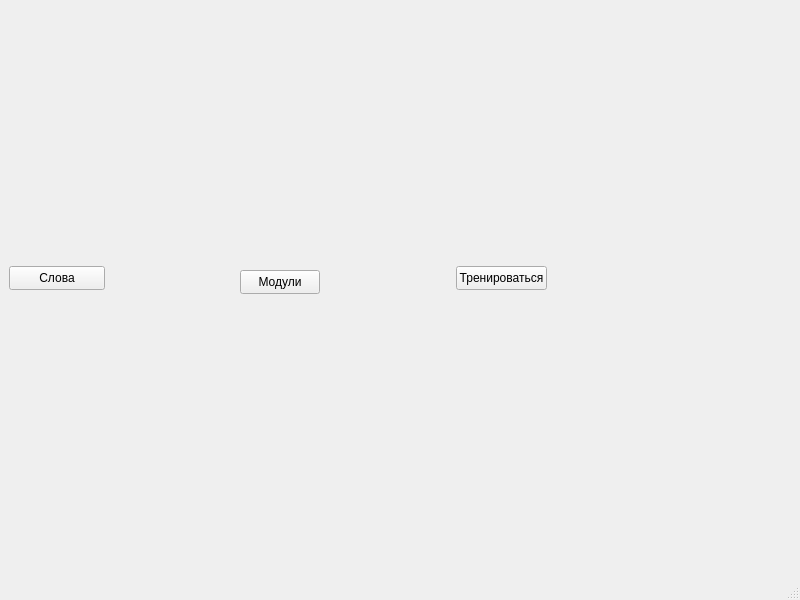
reborn-type/Simple-English-learning-APP, file mainwindow.ui: the form before one commit.
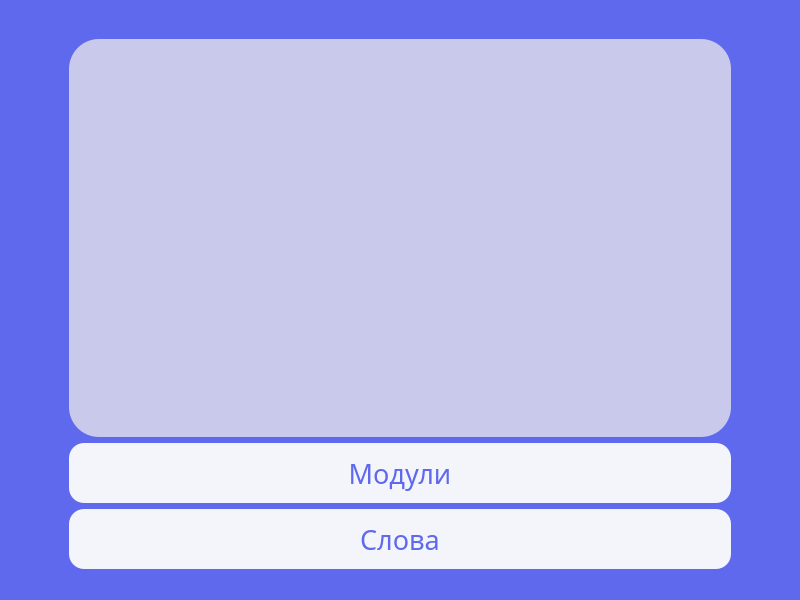
The form after the commit.

Patch:
```diff
--- a/mainwindow.ui
+++ b/mainwindow.ui
@@ -10,59 +10,179 @@
     <height>600</height>
    </rect>
   </property>
+  <property name="minimumSize">
+   <size>
+    <width>0</width>
+    <height>0</height>
+   </size>
+  </property>
+  <property name="maximumSize">
+   <size>
+    <width>1920</width>
+    <height>1080</height>
+   </size>
+  </property>
   <property name="windowTitle">
    <string>MainWindow</string>
   </property>
+  <property name="styleSheet">
+   <string notr="true">background-color: #5e69ee; 
+border-color:  #5e69ee; 
+</string>
+  </property>
   <widget class="QWidget" name="centralwidget">
-   <widget class="QPushButton" name="pushButton">
-    <property name="geometry">
-     <rect>
-      <x>9</x>
-      <y>266</y>
-      <width>96</width>
-      <height>24</height>
-     </rect>
-    </property>
-    <property name="text">
-     <string>Слова</string>
-    </property>
-   </widget>
-   <widget class="QPushButton" name="pushButton_2">
-    <property name="geometry">
-     <rect>
-      <x>456</x>
-      <y>266</y>
-      <width>91</width>
-      <height>24</height>
-     </rect>
-    </property>
-    <property name="text">
-     <string>Тренироваться</string>
-    </property>
-   </widget>
-   <widget class="QPushButton" name="pushButton_moduls">
-    <property name="geometry">
-     <rect>
-      <x>240</x>
-      <y>270</y>
-      <width>80</width>
-      <height>24</height>
-     </rect>
-    </property>
-    <property name="text">
-     <string>Модули</string>
-    </property>
-   </widget>
-  </widget>
-  <widget class="QMenuBar" name="menubar">
-   <property name="geometry">
-    <rect>
-     <x>0</x>
-     <y>0</y>
-     <width>800</width>
-     <height>21</height>
-    </rect>
-   </property>
+   <layout class="QGridLayout" name="gridLayout_3">
+    <item row="2" column="1">
+     <widget class="QPushButton" name="pushButton_moduls">
+      <property name="font">
+       <font>
+        <family>Onest</family>
+        <pointsize>20</pointsize>
+        <fontweight>ExtraBold</fontweight>
+       </font>
+      </property>
+      <property name="styleSheet">
+       <string notr="true">QPushButton{
+width: 20x;
+height: 60px;
+border-radius: 15px;
+background-color: #F4F4FB;
+color: #5e69ee;
+}
+
+QPushButton:hover {
+    background-color: #ddddf3; 
+    color: #4955ec;
+}</string>
+      </property>
+      <property name="text">
+       <string>Модули</string>
+      </property>
+     </widget>
+    </item>
+    <item row="2" column="2">
+     <spacer name="horizontalSpacer_2">
+      <property name="orientation">
+       <enum>Qt::Orientation::Horizontal</enum>
+      </property>
+      <property name="sizeType">
+       <enum>QSizePolicy::Policy::Fixed</enum>
+      </property>
+      <property name="sizeHint" stdset="0">
+       <size>
+        <width>60</width>
+        <height>20</height>
+       </size>
+      </property>
+     </spacer>
+    </item>
+    <item row="3" column="1">
+     <widget class="QPushButton" name="pushButton">
+      <property name="sizePolicy">
+       <sizepolicy hsizetype="Minimum" vsizetype="Fixed">
+        <horstretch>0</horstretch>
+        <verstretch>0</verstretch>
+       </sizepolicy>
+      </property>
+      <property name="font">
+       <font>
+        <family>Onest</family>
+        <pointsize>20</pointsize>
+        <fontweight>ExtraBold</fontweight>
+       </font>
+      </property>
+      <property name="styleSheet">
+       <string notr="true">QPushButton{
+width: 20x;
+height: 60px;
+border-radius: 15px;
+background-color: #F4F4FB;
+color: #5e69ee;
+}
+
+QPushButton:hover {
+    background-color: #ddddf3; 
+    color: #4955ec;
+}</string>
+      </property>
+      <property name="text">
+       <string>Слова</string>
+      </property>
+     </widget>
+    </item>
+    <item row="2" column="0">
+     <spacer name="horizontalSpacer">
+      <property name="orientation">
+       <enum>Qt::Orientation::Horizontal</enum>
+      </property>
+      <property name="sizeType">
+       <enum>QSizePolicy::Policy::Fixed</enum>
+      </property>
+      <property name="sizeHint" stdset="0">
+       <size>
+        <width>60</width>
+        <height>30</height>
+       </size>
+      </property>
+     </spacer>
+    </item>
+    <item row="1" column="1">
+     <layout class="QGridLayout" name="gridLayout_2">
+      <property name="leftMargin">
+       <number>0</number>
+      </property>
+      <property name="topMargin">
+       <number>0</number>
+      </property>
+      <property name="rightMargin">
+       <number>0</number>
+      </property>
+      <property name="bottomMargin">
+       <number>0</number>
+      </property>
+      <item row="0" column="0">
+       <widget class="QFrame" name="frame">
+        <property name="sizePolicy">
+         <sizepolicy hsizetype="Minimum" vsizetype="Minimum">
+          <horstretch>0</horstretch>
+          <verstretch>0</verstretch>
+         </sizepolicy>
+        </property>
+        <property name="styleSheet">
+         <string notr="true">background-color: #c9c9eb;
+border-radius: 30px;
+</string>
+        </property>
+        <property name="frameShape">
+         <enum>QFrame::Shape::StyledPanel</enum>
+        </property>
+        <property name="frameShadow">
+         <enum>QFrame::Shadow::Raised</enum>
+        </property>
+        <property name="lineWidth">
+         <number>1</number>
+        </property>
+       </widget>
+      </item>
+     </layout>
+    </item>
+    <item row="0" column="1">
+     <spacer name="verticalSpacer">
+      <property name="orientation">
+       <enum>Qt::Orientation::Vertical</enum>
+      </property>
+      <property name="sizeType">
+       <enum>QSizePolicy::Policy::Fixed</enum>
+      </property>
+      <property name="sizeHint" stdset="0">
+       <size>
+        <width>20</width>
+        <height>30</height>
+       </size>
+      </property>
+     </spacer>
+    </item>
+   </layout>
   </widget>
   <widget class="QStatusBar" name="statusbar"/>
  </widget>
```
